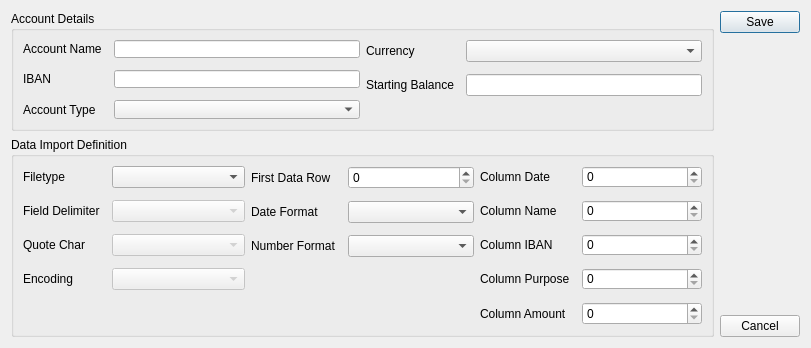
Old version of the form ui/dlg_account_editor.ui in the repository feisele77/Expense_Tracker.
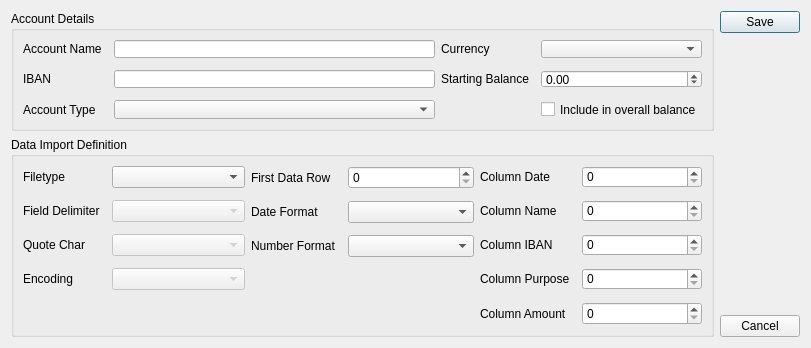
New version of the form.

Diff of the .ui file:
```diff
--- a/ui/dlg_account_editor.ui
+++ b/ui/dlg_account_editor.ui
@@ -98,23 +98,27 @@
           <item row="0" column="1">
            <widget class="QComboBox" name="cmb_currency"/>
           </item>
-          <item row="1" column="0">
+          <item row="2" column="0">
            <widget class="QLabel" name="label_4">
             <property name="text">
              <string>Starting Balance</string>
             </property>
            </widget>
           </item>
-          <item row="1" column="1">
-           <widget class="QLineEdit" name="txt_account_balance">
-            <property name="inputMethodHints">
-             <set>Qt::ImhFormattedNumbersOnly</set>
+          <item row="3" column="1">
+           <widget class="QCheckBox" name="chk_include_overall_balance">
+            <property name="text">
+             <string>Include in overall balance</string>
             </property>
-            <property name="maxLength">
-             <number>10</number>
+           </widget>
+          </item>
+          <item row="2" column="1">
+           <widget class="QDoubleSpinBox" name="spn_balance">
+            <property name="minimum">
+             <double>-1000000.000000000000000</double>
             </property>
-            <property name="frame">
-             <bool>true</bool>
+            <property name="maximum">
+             <double>1000000.000000000000000</double>
             </property>
            </widget>
           </item>
```
